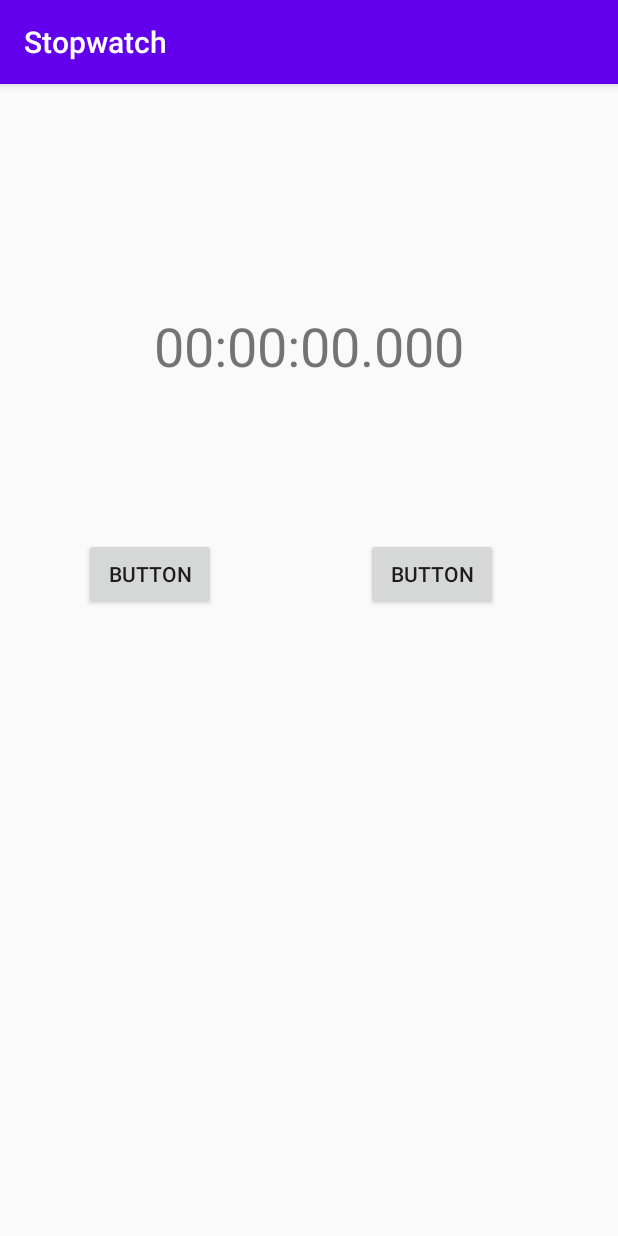
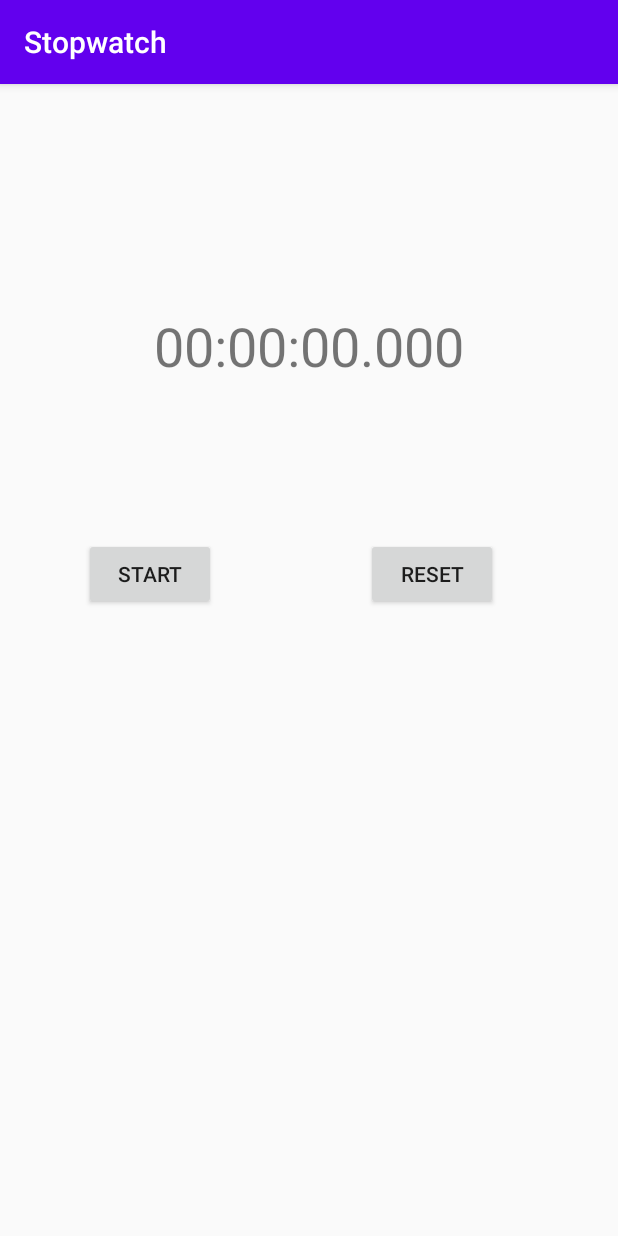
Before and after one commit to FachryIkhsal890/Aplikasi-Stopwatch, an Android app: the screen it shows after launch (MainActivity), on a phone screen of 412 x 824 dp. Run offline under Robolectric (Android 15) with nearby library versions, the phone set to English and light mode, and no system bars.

Commit message:
Tambah button dan ubah txtView

```diff
--- a/app/src/main/res/layout/activity_main.xml
+++ b/app/src/main/res/layout/activity_main.xml
@@ -24,7 +24,7 @@
         android:layout_height="wrap_content"
         android:layout_marginStart="56dp"
         android:layout_marginTop="104dp"
-        android:text="Button"
+        android:text="Start"
         app:layout_constraintStart_toStartOf="parent"
         app:layout_constraintTop_toBottomOf="@+id/textView" />
 
@@ -34,7 +34,7 @@
         android:layout_height="wrap_content"
         android:layout_marginTop="104dp"
         android:layout_marginEnd="80dp"
-        android:text="Button"
+        android:text="Reset"
         app:layout_constraintEnd_toEndOf="parent"
         app:layout_constraintTop_toBottomOf="@+id/textView" />
 
```
